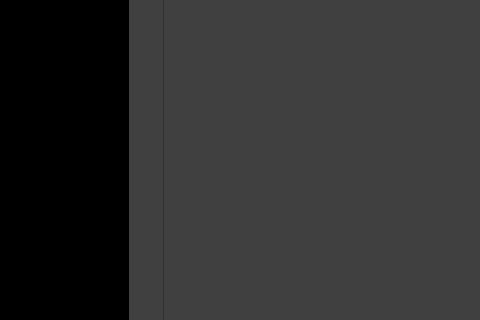
codeoneclick/ie3D, file ie3D-EMap/Forms/CMainWindow.ui: the form before one commit; both pictures show x 800 to 1280 and y 367 to 687 of the 1280 by 800 pixel window.
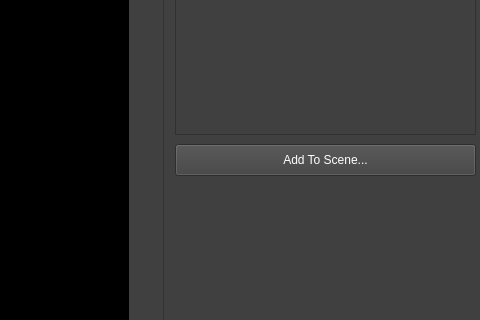
The form after the commit. The open tabs and pages were chosen to show the change.

Commit message: added models listin ME

Patch:
```diff
--- a/ie3D-EMap/Forms/CMainWindow.ui
+++ b/ie3D-EMap/Forms/CMainWindow.ui
@@ -1137,6 +1137,29 @@
          <string notr="true">background-color: rgb(0, 0, 0);</string>
         </property>
        </widget>
+       <widget class="QListWidget" name="m_modelsList">
+        <property name="geometry">
+         <rect>
+          <x>10</x>
+          <y>320</y>
+          <width>301</width>
+          <height>151</height>
+         </rect>
+        </property>
+       </widget>
+       <widget class="QPushButton" name="m_addModelToSceneButton">
+        <property name="geometry">
+         <rect>
+          <x>10</x>
+          <y>480</y>
+          <width>301</width>
+          <height>32</height>
+         </rect>
+        </property>
+        <property name="text">
+         <string>Add To Scene...</string>
+        </property>
+       </widget>
       </widget>
      </widget>
      <widget class="QWidget" name="m_oglWindow" native="true">
```
Left out of the diff: 12 changed lines with no effect on the pictures. The commit also changes 33 other files.
